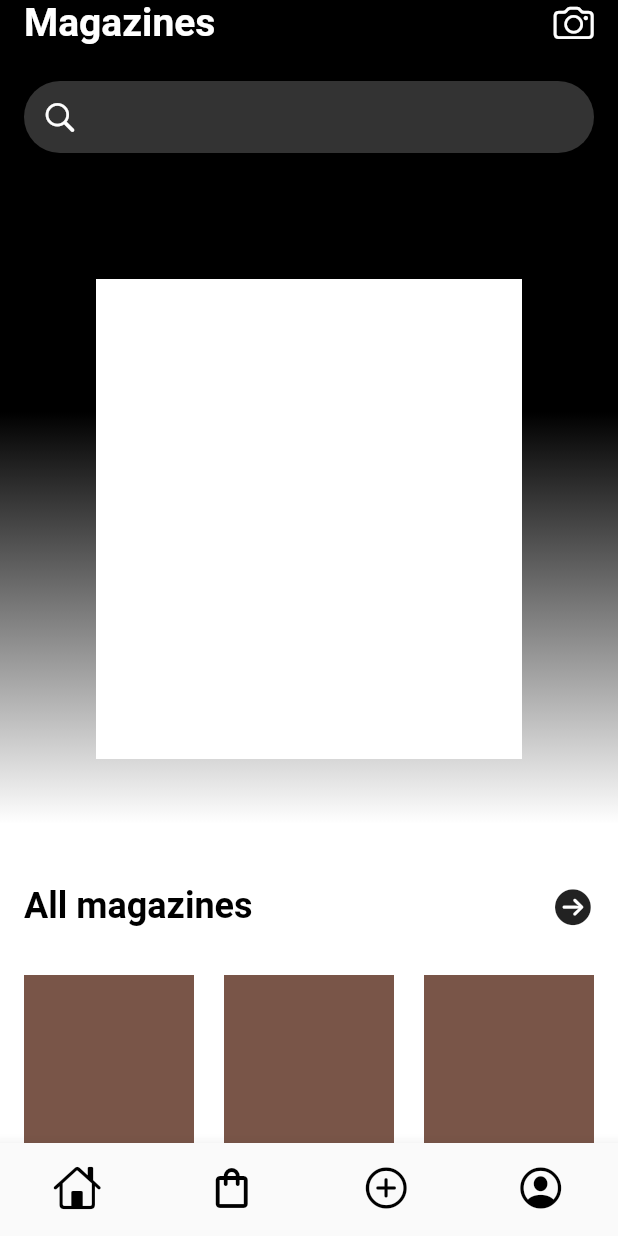
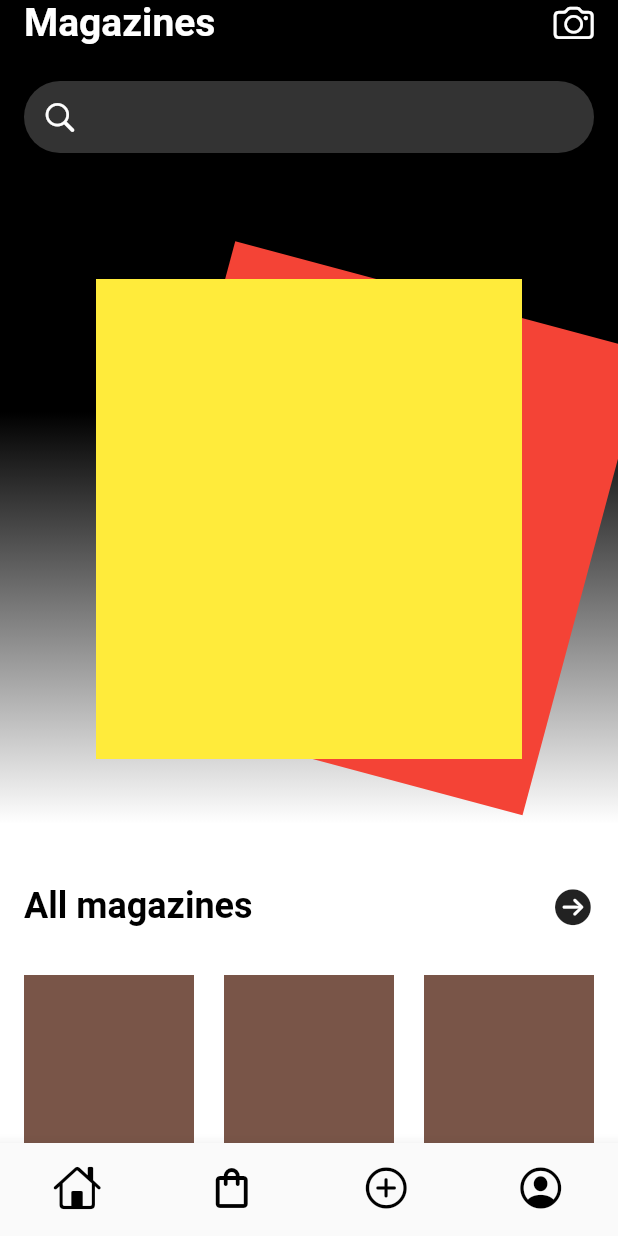
Before and after one commit to djamelrassem/flutter_magazine, a Flutter app: the screen it shows after launch, on a phone screen of 412 x 824 dp. Run offline on Flutter 3.47's test engine with Material 2 defaults, Android fonts, the phone set to English and light mode, and no system bars.

Commit message:
added stack swiper

```diff
--- a/lib/views/screens/home_page.dart
+++ b/lib/views/screens/home_page.dart
@@ -2,52 +2,10 @@ import 'dart:math';
 
 import 'package:flutter/cupertino.dart';
 import 'package:flutter/material.dart';
+import 'package:magazine/views/screens/widgets/magazine_swiper.dart';
 
-double abs(double num) {
-  if (num < 0) {
-    return -1 * num;
-  } else {
-    return num;
-  }
-}
-
-class HomePage extends StatefulWidget {
+class HomePage extends StatelessWidget {
   const HomePage({Key? key}) : super(key: key);
-
-  @override
-  _HomePageState createState() => _HomePageState();
-}
-
-class _HomePageState extends State<HomePage> with TickerProviderStateMixin {
-  late AnimationController swipeController;
-  late Animation swipeAnimation;
-  late AnimationController rotateController;
-  late Animation rotateAnimation;
-  Alignment position = Alignment(0, 0);
-  double rotation = 0;
-
-  @override
-  initState() {
-    super.initState();
-    swipeController =
-        AnimationController(duration: Duration(milliseconds: 300), vsync: this)
-          ..addListener(() {
-            if (!swipeController.isDismissed) {
-              setState(() {
-                position = swipeAnimation.value;
-              });
-            }
-          });
-    rotateController =
-        AnimationController(duration: Duration(milliseconds: 300), vsync: this)
-          ..addListener(() {
-            if (!rotateController.isDismissed) {
-              setState(() {
-                rotation = rotateAnimation.value;
-              });
-            }
-          });
-  }
 
   @override
   Widget build(BuildContext context) {
@@ -110,57 +68,22 @@ class _HomePageState extends State<HomePage> with TickerProviderStateMixin {
                   ],
                 ),
               ),
-              GestureDetector(
-                onHorizontalDragEnd: (onEndDrag) {
-                  if (abs(position.x) < 0.3 && abs(position.y) < 0.3) {
-                    setState(() {
-                      position = Alignment.center;
-                    });
-                  } else {
-                    swipeAnimation = Tween(
-                            begin: position,
-                            end: Alignment(position.x > 0 ? 10 : -10, 0))
-                        .animate(swipeController);
-                    rotateAnimation =
-                        Tween(begin: 0, end: position.x > 0 ? pi / 8 : -pi / 8)
-                            .animate(rotateController);
-                    rotateController
-                        .forward()
-                        .then((value) => {rotateController.reset()});
-                    swipeController
-                        .forward()
-                        .then((value) => {swipeController.reset()});
-                  }
-                },
-                onHorizontalDragUpdate: (onDragDetatils) {
-                  setState(() {
-                    position = Alignment(
-                        (onDragDetatils.localPosition.dx /
-                                    MediaQuery.of(context).size.width) *
-                                2 -
-                            1,
-                        (onDragDetatils.localPosition.dy / 360) * 2 - 1);
-                  });
-                },
-                child: Container(
-                  height: 360,
-                  width: MediaQuery.of(context).size.width,
-                  child: Stack(
-                    children: [
-                      Align(
-                        alignment: position,
-                        child: Transform.rotate(
-                          angle: rotation,
-                          child: Container(
-                            height: 320,
-                            width: MediaQuery.of(context).size.width - 128,
-                            color: Colors.white,
-                          ),
-                        ),
-                      )
-                    ],
+              Stack(
+                children: [
+                  Transform.rotate(
+                    alignment: Alignment.bottomCenter,
+                    angle: pi / 12,
+                    child: MagazineSwiper(
+                      color: Colors.red,
+                    ),
                   ),
-                ),
+                  MagazineSwiper(
+                    color: Colors.blue,
+                  ),
+                  MagazineSwiper(
+                    color: Colors.yellow,
+                  ),
+                ],
               ),
               Padding(
                 padding:
--- /dev/null
+++ b/lib/views/screens/widgets/magazine_swiper.dart
@@ -0,0 +1,105 @@
+import 'package:flutter/material.dart';
+import 'dart:math';
+
+double abs(double num) {
+  if (num < 0) {
+    return -1 * num;
+  } else {
+    return num;
+  }
+}
+
+class MagazineSwiper extends StatefulWidget {
+  final Color? color;
+
+  const MagazineSwiper({Key? key, this.color}) : super(key: key);
+
+  @override
+  _MagazineSwiperState createState() => _MagazineSwiperState();
+}
+
+class _MagazineSwiperState extends State<MagazineSwiper>
+    with TickerProviderStateMixin {
+  late AnimationController swipeController;
+  late Animation swipeAnimation;
+  late AnimationController rotateController;
+  late Animation rotateAnimation;
+  Alignment position = Alignment(0, 0);
+  double rotation = 0;
+
+  @override
+  initState() {
+    super.initState();
+    swipeController =
+        AnimationController(duration: Duration(milliseconds: 300), vsync: this)
+          ..addListener(() {
+            if (!swipeController.isDismissed) {
+              setState(() {
+                position = swipeAnimation.value;
+              });
+            }
+          });
+    rotateController =
+        AnimationController(duration: Duration(milliseconds: 300), vsync: this)
+          ..addListener(() {
+            if (!rotateController.isDismissed) {
+              setState(() {
+                rotation = rotateAnimation.value;
+              });
+            }
+          });
+  }
+
+  @override
+  Widget build(BuildContext context) {
+    return GestureDetector(
+      onHorizontalDragEnd: (onEndDrag) {
+        if (abs(position.x) < 0.3 && abs(position.y) < 0.3) {
+          setState(() {
+            position = Alignment.center;
+          });
+        } else {
+          swipeAnimation = Tween(
+                  begin: position, end: Alignment(position.x > 0 ? 10 : -10, 0))
+              .animate(swipeController);
+          rotateAnimation =
+              Tween(begin: 0, end: position.x > 0 ? pi / 8 : -pi / 8)
+                  .animate(rotateController);
+          rotateController
+              .forward()
+              .then((value) => {rotateController.reset()});
+          swipeController.forward().then((value) => {swipeController.reset()});
+        }
+      },
+      onHorizontalDragUpdate: (onDragDetatils) {
+        setState(() {
+          position = Alignment(
+              (onDragDetatils.localPosition.dx /
+                          MediaQuery.of(context).size.width) *
+                      2 -
+                  1,
+              (onDragDetatils.localPosition.dy / 360) * 2 - 1);
+        });
+      },
+      child: Container(
+        height: 360,
+        width: MediaQuery.of(context).size.width,
+        child: Stack(
+          children: [
+            Align(
+              alignment: position,
+              child: Transform.rotate(
+                angle: rotation,
+                child: Container(
+                  height: 320,
+                  width: MediaQuery.of(context).size.width - 128,
+                  color: widget.color,
+                ),
+              ),
+            )
+          ],
+        ),
+      ),
+    );
+  }
+}
```
